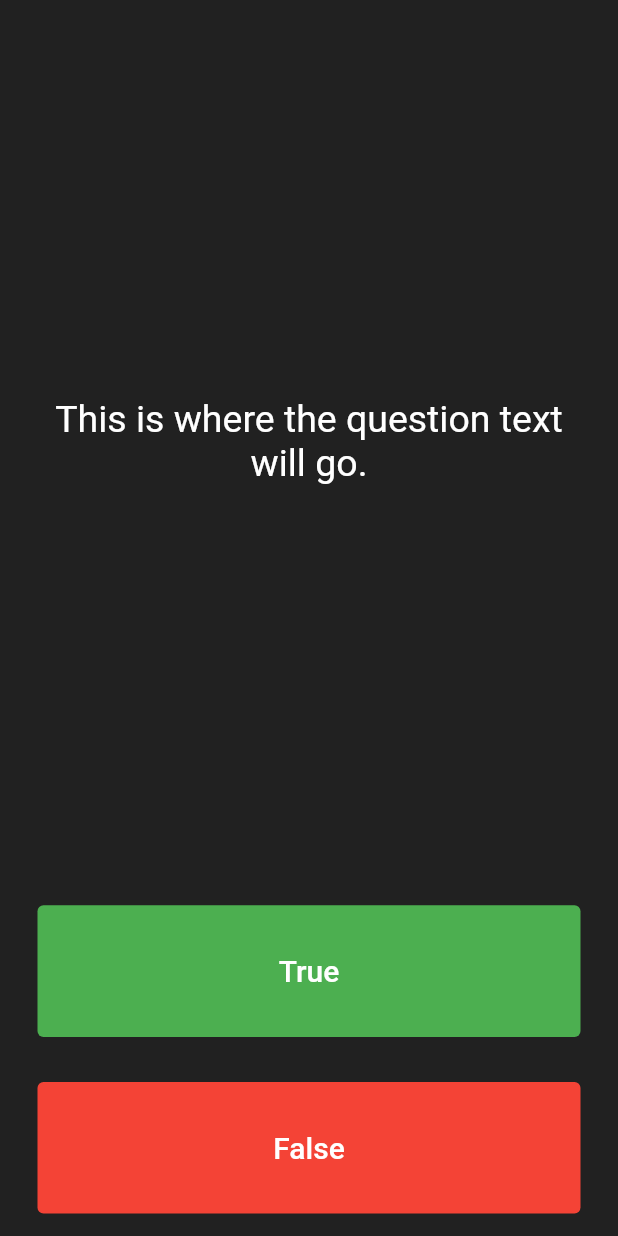
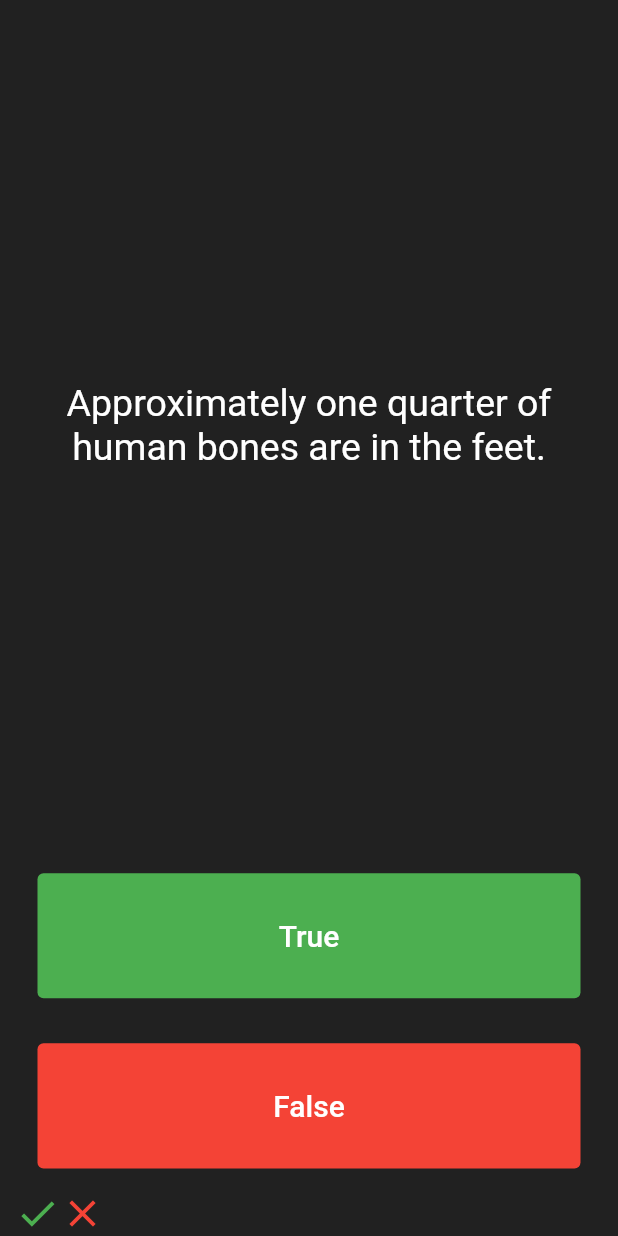
Before and after one commit to jahanzebnaeem/nexskillflutterdevbatch11, a Flutter app: the screen it shows after launch, after a tap on "True", on a phone screen of 412 x 824 dp. Run offline on Flutter 3.47's test engine with Material 2 defaults, Android fonts, the phone set to English and light mode, and no system bars.

Commit message:
Lecture 12
Quizzler app setup and logic building. Understanding lists in dart.

```diff
--- a/quizzler_app/lib/main.dart
+++ b/quizzler_app/lib/main.dart
@@ -25,6 +25,27 @@ class QuizPage extends StatefulWidget {
 }
 
 class _QuizPageState extends State<QuizPage> {
+  List<Icon> questionAnswers = [
+    Icon(
+      Icons.check,
+      color: Colors.green,
+      size: 30.0,
+    ),
+    Icon(
+      Icons.close,
+      color: Colors.red,
+      size: 30.0,
+    ),
+  ];
+
+  int questionNumber = 0;
+
+  List<String> questions = [
+    'You can lead a cow down stairs but not up stairs.',
+    'Approximately one quarter of human bones are in the feet.',
+    'A slug\'s blood is green.'
+  ];
+
   @override
   Widget build(BuildContext context) {
     return Column(
@@ -37,7 +58,8 @@ class _QuizPageState extends State<QuizPage> {
             padding: EdgeInsets.all(10.0),
             child: Center(
               child: Text(
-                'This is where the question text will go.',
+                //'This is where the question text will go.',
+                questions[questionNumber],
                 textAlign: TextAlign.center,
                 style: TextStyle(
                   fontSize: 25.0,
@@ -62,7 +84,11 @@ class _QuizPageState extends State<QuizPage> {
                 ),
               ),
               onPressed: () {
-//The user picked true.
+                //The user picked true.
+                setState(() {
+                  questionNumber++;
+                });
+                print('user pressed true for question no $questionNumber');
               },
             ),
           ),
@@ -82,16 +108,24 @@ class _QuizPageState extends State<QuizPage> {
                 ),
               ),
               onPressed: () {
-//The user picked false.
+                //The user picked false.
+                print('user pressed false');
               },
             ),
           ),
         ),
-        //TODO: Add a Row here as your score keeper
+        Row(
+          children: questionAnswers,
+        )
       ],
     );
   }
 }
+
+/* 1) List to check how many ans are correct
+   2) variable to track my progress
+   3) function to check the entry.
+ */
 
 /*
 question1: 'You can lead a cow down stairs but not up stairs.', false,
```
